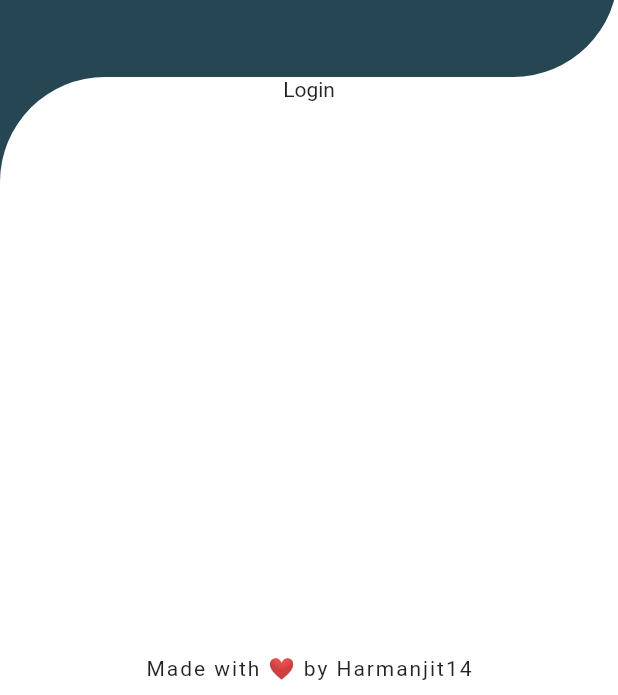
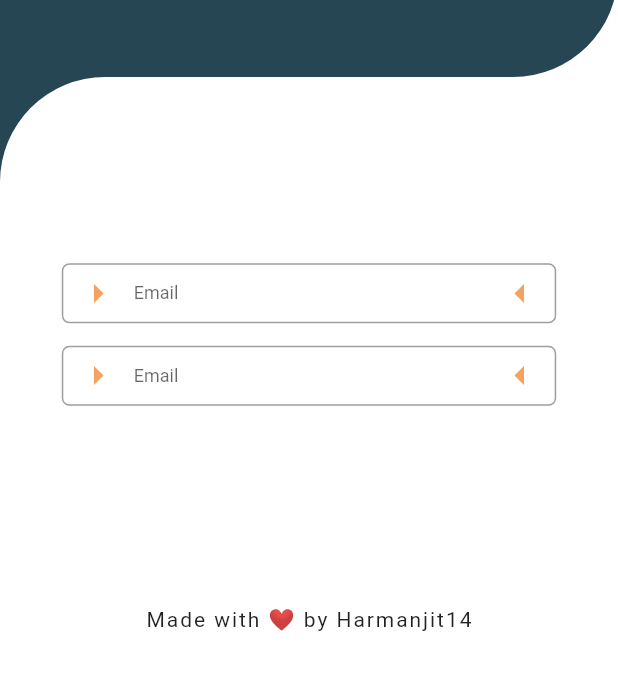
Before and after one commit to Harmanjit14/Thapar-Market-App-Project, a Flutter app: the screen it shows after launch, after a tap on "Login", on a phone screen of 412 x 824 dp, the part 541-1236 px from its top. Run offline on Flutter 3.47's test engine with Material 2 defaults, Android fonts, the phone set to English and light mode, and no system bars; our stand-ins replace animate_do, firebase_auth, firebase_core; accounts and stored records are empty.

```diff
--- a/lib/homescreen.dart
+++ b/lib/homescreen.dart
@@ -1,4 +1,5 @@
 import 'package:TMart/colorFile.dart';
+import 'package:animate_do/animate_do.dart';
 import 'package:flutter/material.dart';
 
 class HomeScreen extends StatefulWidget {
@@ -11,6 +12,7 @@ class _HomeScreenState extends State<HomeScreen> with ColorFile {
   Widget build(BuildContext context) {
     return Scaffold(
       body: SafeArea(
+          child: SingleChildScrollView(
                       child: Container(
         height: MediaQuery.of(context).size.height,
         width: MediaQuery.of(context).size.width,
@@ -25,7 +27,8 @@ class _HomeScreenState extends State<HomeScreen> with ColorFile {
                     child: Column(children: [
                       Expanded(
                         flex: 4,
-                      child: Container(child: Image.asset('lib/assets/1.png')),
+                        child:
+                            Container(child: Image.asset('lib/assets/1.png')),
                       ),
                       Expanded(
                         flex: 1,
@@ -65,7 +68,7 @@ class _HomeScreenState extends State<HomeScreen> with ColorFile {
                       Expanded(
                         child: Container(
                             margin: EdgeInsets.fromLTRB(20, 10, 20, 10),
-                          alignment: Alignment.bottomCenter,
+                            alignment: Alignment.topCenter,
                             child: Text(
                               'Made with ❤ by Harmanjit14',
                               style: TextStyle(
@@ -85,6 +88,7 @@ class _HomeScreenState extends State<HomeScreen> with ColorFile {
               ),
             ],
         ),
+      ),
           )),
     );
   }
@@ -95,11 +99,78 @@ class BottomContainer extends StatefulWidget {
   _BottomContainerState createState() => _BottomContainerState();
 }
 
-class _BottomContainerState extends State<BottomContainer> with ColorFile{
+class _BottomContainerState extends State<BottomContainer> with ColorFile {
   int i = 0;
 
   Widget loginButtton(BuildContext context) {
-    return Container(child: Text('Login'));
+    return Container(
+    child: Column(
+      mainAxisAlignment: MainAxisAlignment.center,
+      children: [
+        Container(
+    height: 40,
+    width: MediaQuery.of(context).size.width * 0.8,
+    child: ElasticInLeft(
+      child: TextField(
+        onChanged: (value) {},
+        style: TextStyle(
+          fontSize: 12,
+        ),
+        keyboardType: TextInputType.emailAddress,
+        maxLines: 1,
+        textAlign: TextAlign.center,
+        autocorrect: false,
+        decoration: InputDecoration(
+          labelText: 'Email',
+          border:
+              OutlineInputBorder(borderRadius: BorderRadius.circular(5)),
+          prefixIcon: Icon(
+            Icons.arrow_right,
+            color: sandyBrown,
+            size: 30,
+          ),
+          suffixIcon: Icon(
+            Icons.arrow_left,
+            color: sandyBrown,
+            size: 30,
+          ),
+        ),
+      ),
+    ),
+        ),
+        SizedBox(height: 15),
+        Container(
+    height: 40,
+    width: MediaQuery.of(context).size.width * 0.8,
+    child: ElasticInRight(
+      child: TextField(
+        onChanged: (value) {},
+        style: TextStyle(
+          fontSize: 12,
+        ),
+        keyboardType: TextInputType.emailAddress,
+        maxLines: 1,
+        textAlign: TextAlign.center,
+        autocorrect: false,
+        decoration: InputDecoration(
+          labelText: 'Email',
+          border:
+              OutlineInputBorder(borderRadius: BorderRadius.circular(5)),
+          prefixIcon: Icon(
+            Icons.arrow_right,
+            color: sandyBrown,
+            size: 30,
+          ),
+          suffixIcon: Icon(
+            Icons.arrow_left,
+            color: sandyBrown,
+            size: 30,
+          ),
+        ),
+      ),
+    ),
+        ),
+      ]));
   }
 
   Widget regisButton(BuildContext context) {
@@ -107,7 +178,6 @@ class _BottomContainerState extends State<BottomContainer> with ColorFile{
   }
 
   Widget allButtons(BuildContext context) {
-    ColorFile obj = new ColorFile();
     return Container(
       margin: EdgeInsets.all(20),
       child: Column(mainAxisAlignment: MainAxisAlignment.center, children: [
```
Lines whose indentation alone changed are shown as unchanged.
